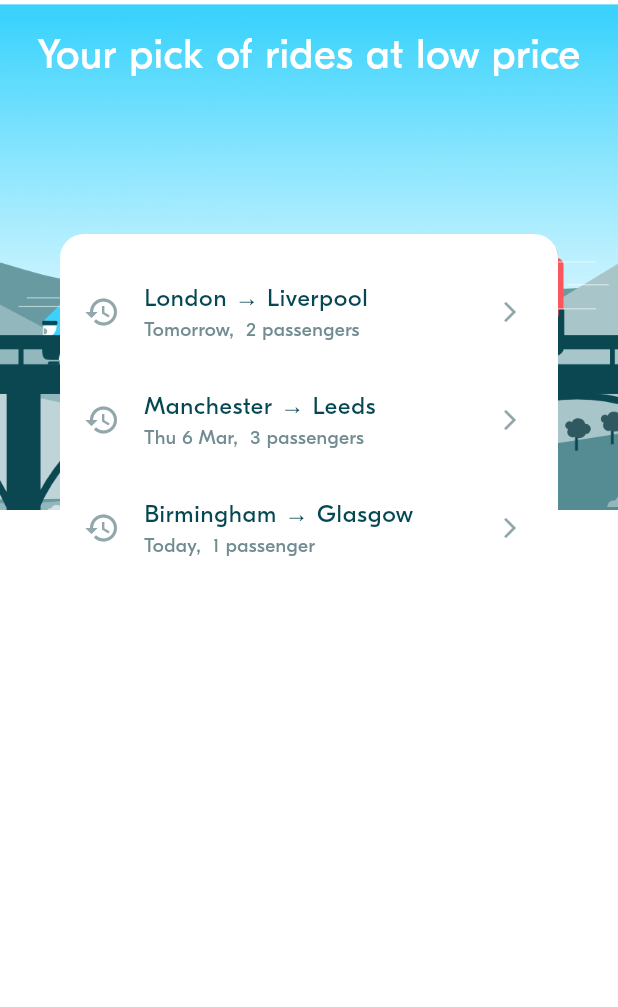
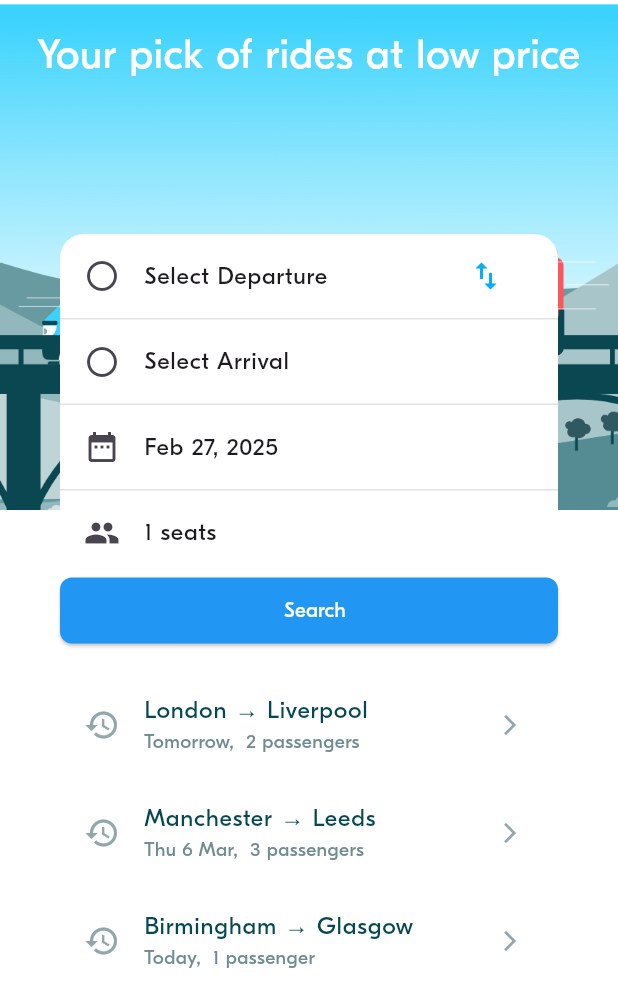
Before and after one commit to S-Thida/W5---Observer-Pattern-State-Management, a Flutter app: the screen it shows after launch, on a phone screen of 412 x 824 dp. Shown: the top 1007 px of the screen. Run offline on Flutter 3.47's test engine with Material 3 defaults, Android fonts, the phone set to English and light mode, and no system bars; project files that could hold a hidden picture were left out.

Commit message:
BLA-004 – Implement Ride Preferences Form

```diff
--- a/flutter_blabla_project/lib/screens/ride_pref/ride_pref_screen.dart
+++ b/flutter_blabla_project/lib/screens/ride_pref/ride_pref_screen.dart
@@ -60,7 +60,7 @@ class _RidePrefScreenState extends State<RidePrefScreen> {
 
 
                   // 2.1 Display the Form to input the ride preferences
-                  RidePrefForm(initRidePref: RidePrefService.currentRidePref,),
+                  RidePrefForm(initRidePref: RidePrefService.currentRidePref, ),
                   SizedBox(height: BlaSpacings.m),
 
 
--- a/flutter_blabla_project/lib/screens/ride_pref/widgets/ride_pref_form.dart
+++ b/flutter_blabla_project/lib/screens/ride_pref/widgets/ride_pref_form.dart
@@ -1,65 +1,267 @@
 import 'package:flutter/material.dart';
-
+import 'package:intl/intl.dart';
+import 'package:flutter_blabla_project/dummy_data/dummy_data.dart';
+import 'package:flutter_blabla_project/theme/theme.dart';
+import 'package:flutter_blabla_project/widgets/display/bla_divider.dart';
 import '../../../model/ride/locations.dart';
 import '../../../model/ride_pref/ride_pref.dart';
+import 'dart:math';
 
-///
-/// A Ride Preference From is a view to select:
-///   - A depcarture location
+import '../../../widgets/actions/BlaButton.dart';
+
+final Random random = Random();
+
+/// A Ride Preference Form is a view to select:
+///   - A departure location
 ///   - An arrival location
 ///   - A date
 ///   - A number of seats
-///
 /// The form can be created with an existing RidePref (optional).
-///
+/// This is the form to select a ride preference.
+
 class RidePrefForm extends StatefulWidget {
   // The form can be created with an optional initial RidePref.
   final RidePref? initRidePref;
 
-  const RidePrefForm({super.key, this.initRidePref});
+  const RidePrefForm({
+    super.key,
+    this.initRidePref,
+  });
 
   @override
-  State<RidePrefForm> createState() => _RidePrefFormState();
+  State<RidePrefForm> createState() => _RidePrefFormState(); // Create the state
 }
 
 class _RidePrefFormState extends State<RidePrefForm> {
   Location? departure;
+  Location? arrival;
+
   late DateTime departureDate;
-  Location? arrival;
   late int requestedSeats;
-
-
 
   // ----------------------------------
   // Initialize the Form attributes
   // ----------------------------------
 
+  /// Initialize the state with the initial RidePref.
   @override
   void initState() {
     super.initState();
-    // TODO
+
+    departure = widget.initRidePref
+        ?.departure; // Set departure and arrival (default to empty if null)
+    arrival = widget.initRidePref?.arrival;
+    departureDate = widget.initRidePref?.departureDate ?? DateTime.now();
+    // Set the departure date to now if not set
+
+    requestedSeats = widget.initRidePref?.requestedSeats ?? 1;
+    // Set the requested seats to 1 if not set
   }
 
   // ----------------------------------
   // Handle events
   // ----------------------------------
 
+  /// Show the date picker to select a departure date.
+  void selectDate() async {
+    final DateTime? pickedDate = await showDatePicker(
+      context: context,
+      initialDate: departureDate,
+      firstDate: DateTime(2023), // Set a reasonable first date
+      lastDate: DateTime(2101), // Set a reasonable last date
+    );
 
+    if (pickedDate != null && pickedDate != departureDate) {
+      // 1- If the user selected a date, update the state
+      setState(() {
+        departureDate = pickedDate;
+      });
+    }
+  }
   // ----------------------------------
-  // Compute the widgets rendering
+  // Location Selection
   // ----------------------------------
 
+  // Function to select the departure location
+  void _selectDepartureLocation() async {
+    final Location? selectedLocation = await Navigator.push(
+      context,
+      MaterialPageRoute(
+        builder: (context) => LocationSelectionScreen(
+          locations: fakeLocations,
+          onLocationSelected: (location) {
+            setState(() {
+              departure = location;
+            });
+          },
+        ),
+      ),
+    );
+
+    if (selectedLocation != null) {
+      setState(() {
+        departure = selectedLocation;
+      });
+    }
+  }
+
+// Function to select the arrival location
+  void _selectArrivalLocation() async {
+    final Location? selectedLocation = await Navigator.push(
+      context,
+      MaterialPageRoute(
+        builder: (context) => LocationSelectionScreen(
+          locations: fakeLocations,
+          onLocationSelected: (location) {
+            setState(() {
+              arrival = location;
+            });
+          },
+        ),
+      ),
+    );
+
+    if (selectedLocation != null) {
+      setState(() {
+        arrival = selectedLocation;
+      });
+    }
+  }
+
+  //switchlocation
+  void switchLocations() {
+    setState(() {
+      final temp = departure;
+      departure = arrival;
+      arrival = temp;
+    });
+  }
+
+  //submit
+  void submit() {
+    // 1- Check input validity
+    bool departured = departure != null;
+    bool arrived = arrival != null;
+    bool isValid = departured && arrived;
+
+    if (isValid) {
+      // 2 - Create a  new preference
+      RidePref newPreference = RidePref(
+          departure: departure!,
+          departureDate: departureDate,
+          arrival: arrival!,
+          requestedSeats: requestedSeats);
+    }
+  }
 
   // ----------------------------------
   // Build the widgets
   // ----------------------------------
+
   @override
   Widget build(BuildContext context) {
     return Column(
-        mainAxisAlignment: MainAxisAlignment.start,
-        crossAxisAlignment: CrossAxisAlignment.stretch,
-        children: [
-
-        ]);
+      crossAxisAlignment: CrossAxisAlignment.stretch,
+      children: [
+        InputTile(
+          icon: Icons.radio_button_off,
+          title: departure?.name ?? "Select Departure",
+          trailingIcon: Icons.swap_vert,
+          onPressed: switchLocations,
+          onTap: _selectDepartureLocation,
+        ),
+        const BlaDivider(),
+        InputTile(
+          icon: Icons.radio_button_off,
+          title: arrival?.name ?? "Select Arrival",
+          trailingIcon: null,
+          onTap: _selectArrivalLocation,
+        ),
+        const BlaDivider(),
+        InputTile(
+          icon: Icons.date_range,
+          title: DateFormat.yMMMd().format(departureDate),
+          trailingIcon: null,
+          onTap: selectDate,
+        ),
+        const BlaDivider(),
+        InputTile(
+          icon: Icons.people,
+          title: "$requestedSeats seats",
+          trailingIcon: null,
+          onTap: () {},
+        ),
+        BlaButton(text: "Search", onPressedbutton: submit),
+      ],
+    );
   }
 }
+
+class InputTile extends StatelessWidget {
+  final IconData icon;
+  final String title;
+  final IconData? trailingIcon;
+  final VoidCallback onTap;
+  final VoidCallback? onPressed;
+
+  const InputTile(
+      {super.key,
+      required this.icon,
+      required this.title,
+      required this.trailingIcon,
+      required this.onTap,
+      this.onPressed});
+
+  @override
+  Widget build(BuildContext context) {
+    return Column(
+      children: [
+        ListTile(
+          leading: Icon(icon),
+          title: Text(
+            title,
+            style: BlaTextStyles.body,
+          ),
+          trailing: IconButton(
+            onPressed: onPressed,
+            icon: Icon(trailingIcon),
+            color: BlaColors.primary,
+          ),
+          onTap: onTap,
+        ),
+      ],
+    );
+  }
+}
+
+// Location Selection Screen
+class LocationSelectionScreen extends StatelessWidget {
+  final List<Location> locations;
+  final ValueChanged<Location> onLocationSelected;
+
+  const LocationSelectionScreen({
+    super.key,
+    required this.locations,
+    required this.onLocationSelected,
+  });
+
+  @override
+  Widget build(BuildContext context) {
+    return Scaffold(
+      appBar: AppBar(title: const Text("Select Location")),
+      body: ListView.builder(
+        itemCount: locations.length,
+        itemBuilder: (context, index) {
+          final location = locations[index];
+          return ListTile(
+            title: Text(location.name),
+            onTap: () {
+              onLocationSelected(location);
+              Navigator.pop(context);
+            },
+          );
+        },
+      ),
+    );
+  }
+}
```
Also changed, not shown: 1 other file.
